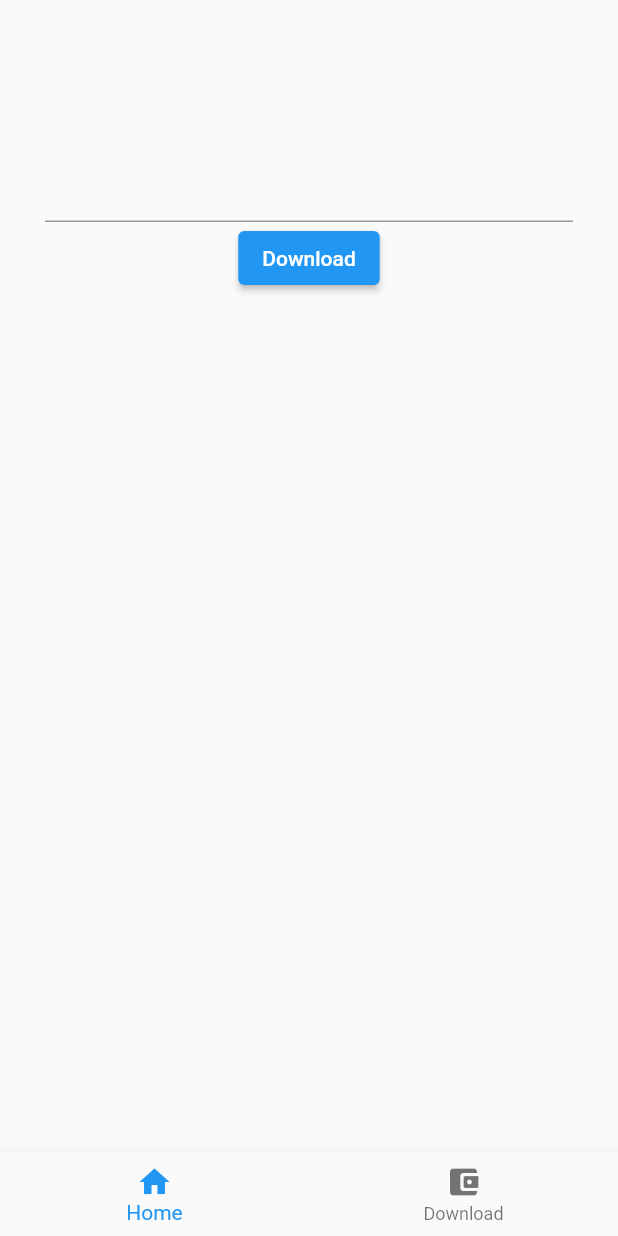
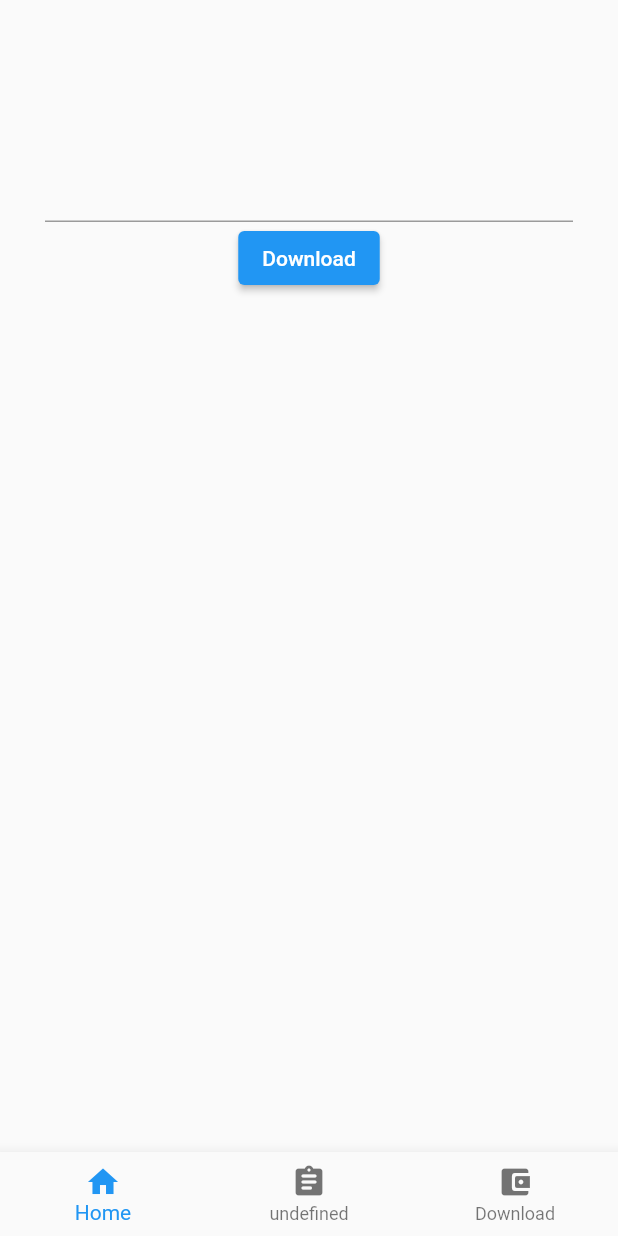
Before and after one commit to M-Shinoda/fluttube, a Flutter app: the screen it shows after launch, on a phone screen of 412 x 824 dp. Run offline on Flutter 3.47's test engine with Material 2 defaults, Android fonts, the phone set to English and light mode, and no system bars; our stand-ins replace flutter_hooks, flutter_riverpod, hooks_riverpod, permission_handler; missing offline and left inert: downloads_path_provider, receive_sharing_intent, youtube_explode_dart.

Commit message:
add one tab page

```diff
--- a/lib/bottom_view.dart
+++ b/lib/bottom_view.dart
@@ -15,6 +15,7 @@ class BottomView extends HookConsumerWidget {
         padding: const EdgeInsets.only(top: 100),
         child: const InputUrlContent(),
       ),
+      Container(),
       const DownloadView()
     ];
     final _currentIndex = useState(0);
@@ -37,6 +38,8 @@ class BottomView extends HookConsumerWidget {
         items: const <BottomNavigationBarItem>[
           BottomNavigationBarItem(icon: Icon(Icons.home), label: "Home"),
           BottomNavigationBarItem(
+              icon: Icon(Icons.assignment_rounded), label: "undefined"),
+          BottomNavigationBarItem(
               icon: Icon(Icons.account_balance_wallet_rounded),
               label: "Download"),
         ],
```
